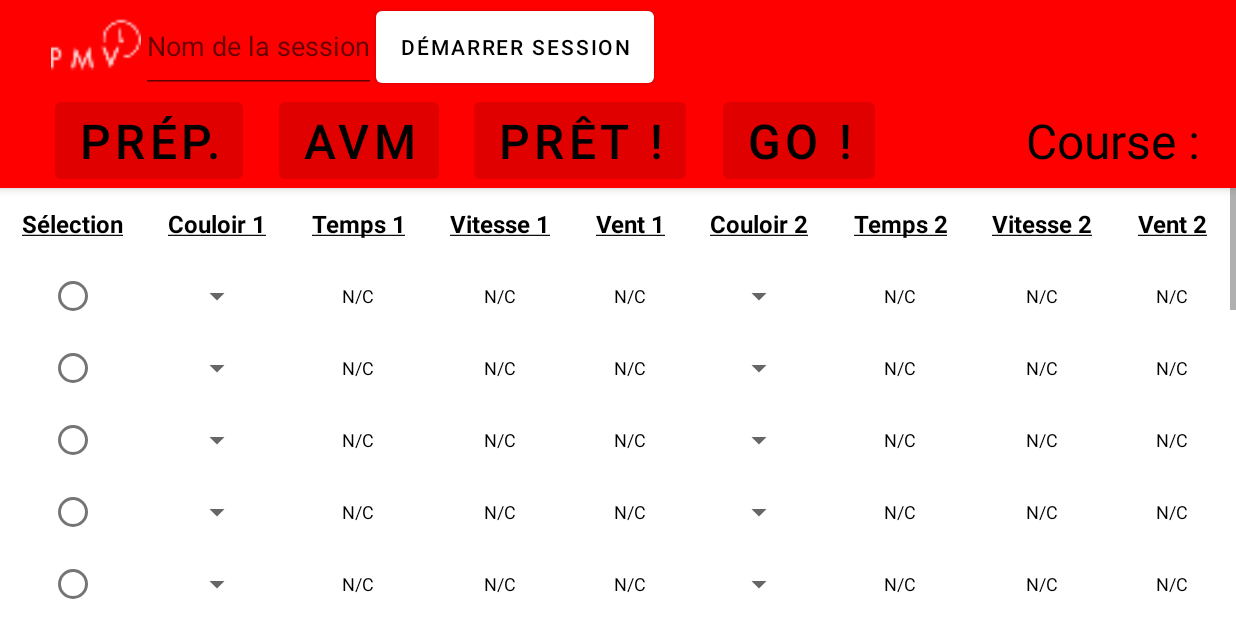
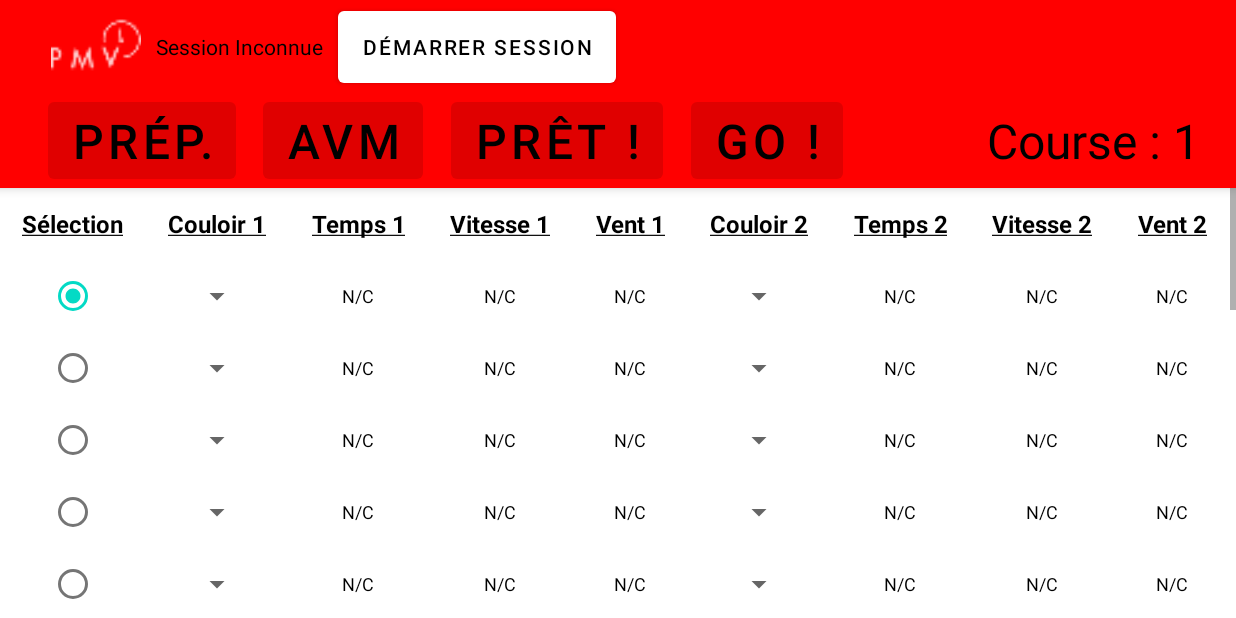
Before and after one commit to Erwan13430/LAB_pmv_remoteApp, an Android app: the fragment FragmentSession placed in its activity, on a phone screen of 824 x 412 dp (held sideways). Run offline under Robolectric (Android 15) with nearby library versions, the phone set to English and light mode, and no system bars; 1 statement that could not run was skipped.

Commit message:
Fin implémentation affichage données

```diff
--- a/app/src/main/java/fr/falling_knife/lab/pmv/MainActivity.kt
+++ b/app/src/main/java/fr/falling_knife/lab/pmv/MainActivity.kt
@@ -25,7 +25,7 @@ class MainActivity: AppCompatActivity(), FragmentLogin.OnCheckConnectionSettings
     override fun onCheckConnectionSettings(settings: DataApp) {
         var message = "Unable to connect to ${settings.SERVER_ADDRESS} Port=${settings.SERVER_PORT}"
         val response = _client.authenticate(settings)
-        if(_protocol.decodeData(response)[1] == "authTrue"){
+        if(_protocol.decodeData(response)[0] == "authTrue"){
             message = "Connected to ${settings.SERVER_ADDRESS} Port=${settings.SERVER_PORT}"
             supportFragmentManager.beginTransaction().replace(R.id.fragmentContainerView, FragmentSession.newInstance(
                 settings.login, settings.password, settings.SERVER_ADDRESS, settings.SERVER_PORT.toString()
--- a/app/src/main/java/fr/falling_knife/lab/pmv/fragments/FragmentSession.kt
+++ b/app/src/main/java/fr/falling_knife/lab/pmv/fragments/FragmentSession.kt
@@ -1,5 +1,6 @@
 package fr.falling_knife.lab.pmv.fragments
 
+import android.app.StatusBarManager
 import android.content.Context
 import android.os.Bundle
 import android.util.Log
@@ -8,6 +9,8 @@ import android.view.LayoutInflater
 import android.view.View
 import android.view.ViewGroup
 import android.widget.*
+import androidx.appcompat.content.res.AppCompatResources.getColorStateList
+import androidx.core.content.ContextCompat
 import androidx.core.view.isVisible
 import fr.falling_knife.lab.pmv.R
 import fr.falling_knife.lab.pmv.utils.DataApp
@@ -64,15 +67,14 @@ class FragmentSession : Fragment() {
             //Initialisation de l'IHM
 
             //Récupération des boutons de gestion
-            val btnStartSess: Button = _rootView.findViewById<Button>(R.id.btnSelect)
-            val btnPrep: Button = _rootView.findViewById<Button>(R.id.btnPrep)
-            val btnAvm: Button = _rootView.findViewById<Button>(R.id.btnAVM)
-            val btnReady: Button = _rootView.findViewById<Button>(R.id.btnReady)
-            val btnGo: Button = _rootView.findViewById<Button>(R.id.btnGo)
+            val btnStartSess: Button = _rootView.findViewById(R.id.btnSelect)
+            val btnPrep: Button = _rootView.findViewById(R.id.btnPrep)
+            val btnAvm: Button = _rootView.findViewById(R.id.btnAVM)
+            val btnReady: Button = _rootView.findViewById(R.id.btnReady)
+            val btnGo: Button = _rootView.findViewById(R.id.btnGo)
             val btnGest: ArrayList<Button> = arrayListOf(btnStartSess, btnPrep, btnAvm, btnReady, btnGo)
-            val btnControl: Button = _rootView.findViewById<Button>(R.id.btnControl)
+            val btnControl: Button = _rootView.findViewById(R.id.btnControl)
 
-            initIHM(btnGest)
 
             //Initialisation des boutons de gestion
             btnStartSess.setOnClickListener { btnSelectListener(btnGest) }
@@ -87,6 +89,8 @@ class FragmentSession : Fragment() {
             val rdBtns: ArrayList<RadioButton> = getSelectButton(_rootView)
             initRadioButtons(rdBtns)
 
+            initIHM(btnGest, rdBtns)
+
         } //if
 
         Log.d("FragmentSession", "Starting onSessionRunning")
@@ -96,10 +100,14 @@ class FragmentSession : Fragment() {
         // TODO: Appel listener onSession
     }
 
-    private fun initIHM(buttons: ArrayList<Button>){
+    private fun initIHM(buttons: ArrayList<Button>, rdBtns: ArrayList<RadioButton>){
         for(i in 1 until buttons.count()){
             buttons[i].isEnabled = false
         }
+        rdBtns[0].isChecked = true
+        val text = String.format(resources.getString(R.string.lineNumber), "1")
+        _rootView.findViewById<TextView>(R.id.lineTitle).text = text
+        _rootView.findViewById<TextView>(R.id.txtSessionName).text = String.format(resources.getString(R.string.sessionName), resources.getString(R.string.defaultSessionName))
     }
 
     private fun getSelectButton(view: View): ArrayList<RadioButton>{
@@ -189,12 +197,10 @@ class FragmentSession : Fragment() {
             }
 
         val lineText = activity?.findViewById<TextView>(R.id.lineTitle)
-        var text: String = activity?.getText(R.string.lineNumber) as String
-        lineText?.text = text + " " + id?.toString()
-        Log.d("FrgSess::ID", id!!.toString())
-        id?.let {
-            disableButtons(id, rdBtns)
-        }
+        val text: String = String.format(resources.getString(R.string.lineNumber), id)
+        lineText?.text = text
+        Log.d("FrgSess::ID", id.toString())
+        disableButtons(id, rdBtns)
     }
 
     private fun disableButtons(id: Int, radios: ArrayList<RadioButton>){
@@ -219,9 +225,9 @@ class FragmentSession : Fragment() {
         _rootView.findViewById<Button>(R.id.btnGo).isEnabled = false
 
         stateControlButton(true)
-        _rootView.findViewById<androidx.appcompat.widget.Toolbar>(R.id.toolbarSelect).setBackgroundColor(resources.getColor(R.color.teal_700))
-        _rootView.findViewById<androidx.appcompat.widget.Toolbar>(R.id.toolbarControl).setBackgroundColor(resources.getColor(R.color.teal_700))
-
+        _rootView.findViewById<androidx.appcompat.widget.Toolbar>(R.id.toolbarSelect).setBackgroundColor(ContextCompat.getColor(requireActivity(), R.color.teal_700))
+        _rootView.findViewById<androidx.appcompat.widget.Toolbar>(R.id.toolbarControl).setBackgroundColor(ContextCompat.getColor(requireActivity(), R.color.teal_700))
+        activity?.window?.statusBarColor = ContextCompat.getColor(requireActivity(), R.color.teal_700)
     }
 
     private fun enableInterface(){
@@ -241,6 +247,7 @@ class FragmentSession : Fragment() {
         stateControlButton(false)
         _rootView.findViewById<androidx.appcompat.widget.Toolbar>(R.id.toolbarSelect).setBackgroundColor(resources.getColor(R.color.red_200))
         _rootView.findViewById<androidx.appcompat.widget.Toolbar>(R.id.toolbarControl).setBackgroundColor(resources.getColor(R.color.red_200))
+        activity?.window?.statusBarColor = ContextCompat.getColor(requireActivity(), R.color.red_200)
 
         _listener.onSendCommand(DataSend(SendAction.CONTROL, arrayListOf()))
 
@@ -252,19 +259,29 @@ class FragmentSession : Fragment() {
 
     fun setRunnersList(runners: ArrayList<Any>){
         val runnersList: ArrayList<String> = runners as ArrayList<String>
-        val arrayAdapter: ArrayAdapter<String> = ArrayAdapter<String>(_rootView.context, android.R.layout.simple_spinner_dropdown_item, runners)
+        _rootView.findViewById<TextView>(R.id.txtSessionName).text = String.format(resources.getString(R.string.sessionName), runnersList[0])
+        runnersList.removeAt(0)
+        val arrayAdapter: ArrayAdapter<String> = ArrayAdapter<String>(_rootView.context, android.R.layout.simple_spinner_dropdown_item, runnersList)
         initSpinners(getSpinners(_rootView), arrayAdapter)
     }
 
     fun restoreSession(data: ArrayList<Any>){
         val session: ArrayList<ArrayList<String>> = data as ArrayList<ArrayList<String>>
-        for(i in 0 until session.count()){
-            val spinner1 = _rootView.findViewById<Spinner>(resources.getIdentifier("spinRun${i + 1}", "id", activity?.packageName))
-            val adapt1 = spinner1.adapter as ArrayAdapter<String>
-            spinner1.setSelection(adapt1.getPosition(session[i][0]))
-            _rootView.findViewById<TextView>(resources.getIdentifier("txtTime${i + 1}", "id", activity?.packageName)).text = session[i][1]
-            _rootView.findViewById<TextView>(resources.getIdentifier("txtWind${i +  1}", "id", activity?.packageName)).text = session[i][2]
-            _rootView.findViewById<TextView>(resources.getIdentifier("txtSpeed${i + 1}", "id", activity?.packageName)).text = session[i][3]
+        for(i in 1..session.count()){
+            val id: Int = session[i - 1][0].toInt()
+            var spinner = _rootView.findViewById<Spinner>(resources.getIdentifier("spinRun${(i * 2) - 1}", "id", activity?.packageName))
+            var adapt = spinner.adapter as ArrayAdapter<String>
+            spinner.setSelection(adapt.getPosition(session[i - 1][1]))
+            _rootView.findViewById<TextView>(resources.getIdentifier("txtTime${(i * 2) - 1}", "id", activity?.packageName)).text = session[i - 1][2]
+            _rootView.findViewById<TextView>(resources.getIdentifier("txtWind${(i * 2) - 1}", "id", activity?.packageName)).text = session[i - 1][3]
+            _rootView.findViewById<TextView>(resources.getIdentifier("txtSpeed${(i * 2) - 1}", "id", activity?.packageName)).text = session[i - 1][4]
+
+            spinner = _rootView.findViewById<Spinner>(resources.getIdentifier("spinRun${i * 2}", "id", activity?.packageName))
+            adapt = spinner.adapter as ArrayAdapter<String>
+            spinner.setSelection(adapt.getPosition(session[i - 1][5]))
+            _rootView.findViewById<TextView>(resources.getIdentifier("txtTime${i * 2}", "id", activity?.packageName)).text = session[i - 1][6]
+            _rootView.findViewById<TextView>(resources.getIdentifier("txtWind${i * 2}", "id", activity?.packageName)).text = session[i - 1][7]
+            _rootView.findViewById<TextView>(resources.getIdentifier("txtSpeed${i * 2}", "id", activity?.packageName)).text = session[i - 1][8]
         }
     }
 
--- a/app/src/main/java/fr/falling_knife/lab/pmv/utils/CommunicationProtocol.kt
+++ b/app/src/main/java/fr/falling_knife/lab/pmv/utils/CommunicationProtocol.kt
@@ -96,6 +96,7 @@ class CommunicationProtocol {
         val count: Int = data.getInt("runnersCnt")
         var runners: ArrayList<String> = arrayListOf()
 
+        runners.add(data.getString("sessionName"))
         for(i in 1..count){
             runners.add(data.getJSONObject("runner$i").getString("name"))
         }
@@ -103,11 +104,12 @@ class CommunicationProtocol {
     }
 
     private fun decodeSessionTransfert(data: JSONObject): ArrayList<ArrayList<String>>{
-        val count: Int = data.getInt("runCount")
+        val count: Int = data.getInt("runCnt")
         var runs: ArrayList<ArrayList<String>> = arrayListOf()
         for(i in 1..count){
             val currentRun = data.getJSONObject("run$i")
             var run: ArrayList<String> = arrayListOf(
+                currentRun.getString("runId"),
                 currentRun.getString("runner1"),
                 currentRun.getString("time1"),
                 currentRun.getString("wind1"),
--- a/app/src/main/res/layout/toolbar_select.xml
+++ b/app/src/main/res/layout/toolbar_select.xml
@@ -21,30 +21,34 @@
             android:minWidth="60dp"
             android:minHeight="60dp"
             app:layout_constraintBottom_toBottomOf="parent"
-            app:layout_constraintEnd_toStartOf="@+id/edtSessionName"
+            app:layout_constraintEnd_toStartOf="@+id/txtSessionName"
             app:layout_constraintHorizontal_chainStyle="spread_inside"
             app:layout_constraintStart_toStartOf="parent"
-            app:layout_constraintTop_toTopOf="@+id/edtSessionName"
+            app:layout_constraintTop_toTopOf="@+id/txtSessionName"
             app:srcCompat="@drawable/app_full_icon"
             tools:srcCompat="@drawable/app_full_icon" />
 
-        <EditText
-            android:id="@+id/edtSessionName"
+        <TextView
+            android:id="@+id/txtSessionName"
             android:layout_width="wrap_content"
             android:layout_height="0dp"
-            android:hint="@string/hintSessionName"
+            android:layout_marginStart="10dp"
+            android:layout_marginEnd="10sp"
+            android:hint="@string/sessionName"
             app:layout_constraintBottom_toBottomOf="parent"
             app:layout_constraintEnd_toStartOf="@+id/btnSelect"
             app:layout_constraintStart_toEndOf="@+id/imageView2"
-            app:layout_constraintTop_toTopOf="parent" />
+            app:layout_constraintTop_toTopOf="parent"
+            android:gravity="center"/>
 
         <Button
             android:id="@+id/btnSelect"
             android:layout_width="wrap_content"
             android:layout_height="60dp"
             android:text="@string/btnSelect"
+            android:layout_marginStart="10dp"
             android:textColor="@color/black"
-            app:layout_constraintStart_toEndOf="@+id/edtSessionName"
+            app:layout_constraintStart_toEndOf="@+id/txtSessionName"
             app:layout_constraintTop_toTopOf="parent"
             app:layout_constraintBottom_toBottomOf="parent"/>
 
--- a/app/src/main/res/values/strings.xml
+++ b/app/src/main/res/values/strings.xml
@@ -64,8 +64,9 @@
     <string name="btnGo">Go !</string>
     <string name="btnStop">Stop !</string>
     <string name="btnCSV">CSV</string>
-    <string name="hintSessionName">Nom de la session</string>
-    <string name="lineNumber">Course : </string>
+    <string name="sessionName">%1$s</string>
+    <string name="defaultSessionName">Session Inconnue</string>
+    <string name="lineNumber">Course : %1$s</string>
     <string name="titleLoginLogin">Connexion au système PMV</string>
     <string name="titleLoginId">Entrez votre identifiant : </string>
     <string name="titleLoginPasswd">Entrez votre mot de passe :</string>
```
